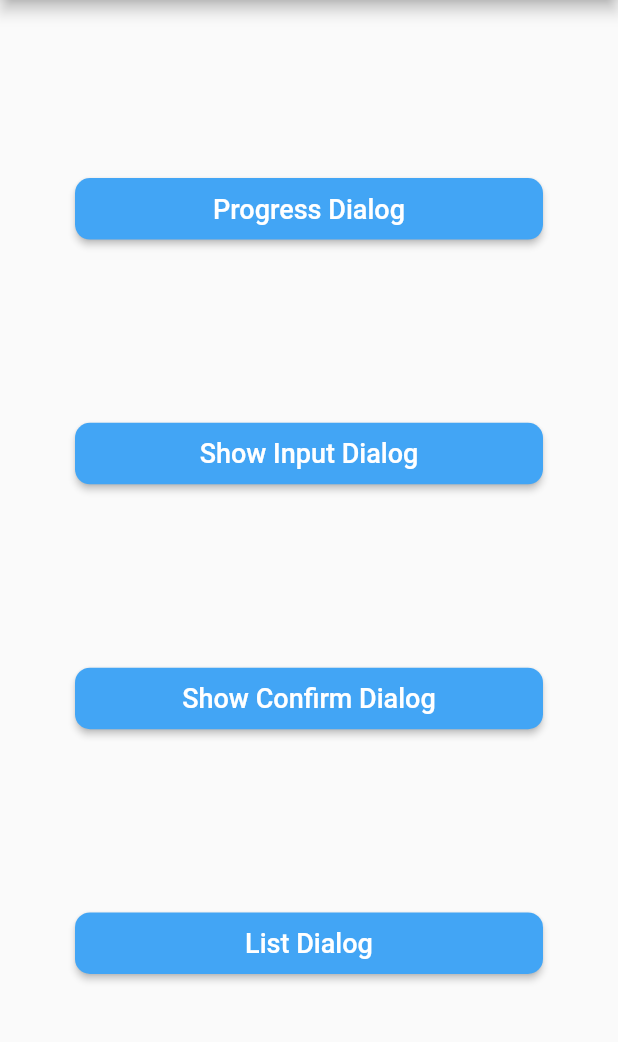
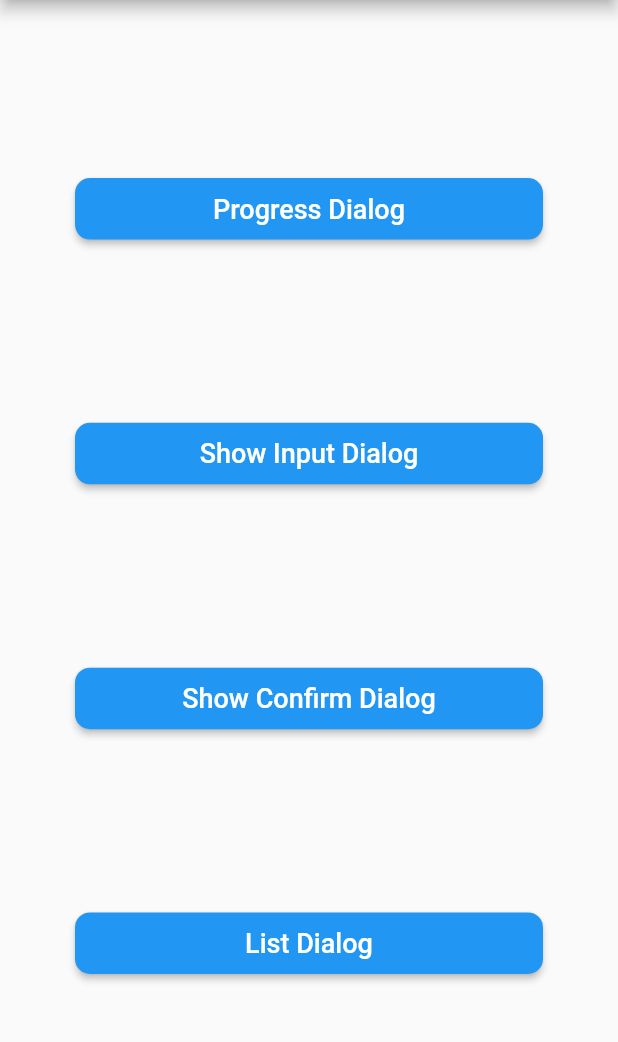
Before and after one commit to ajumalp/flutter_es_utils, a Flutter app: the screen it shows after launch, on a phone screen of 412 x 824 dp, the part 84-1126 px from its top. Run offline on Flutter 3.47's test engine with Material 2 defaults, Android fonts, the phone set to English and light mode, and no system bars.

Commit message:
removed ESButton force coloring

```diff
--- a/lib/es_widgets.dart
+++ b/lib/es_widgets.dart
@@ -69,9 +69,8 @@ class ESButton extends StatelessWidget {
                     : 20,
           ),
           shape: RoundedRectangleBorder(borderRadius: BorderRadius.circular(10)),
-          primary: Colors.blue[400],
         ),
-        child: Text(caption, style: const TextStyle(color: Colors.white, fontSize: 18)),
+        child: Text(caption, style: const TextStyle(fontSize: 18)),
         onPressed: () => onPressed(),
       ),
     );
```
